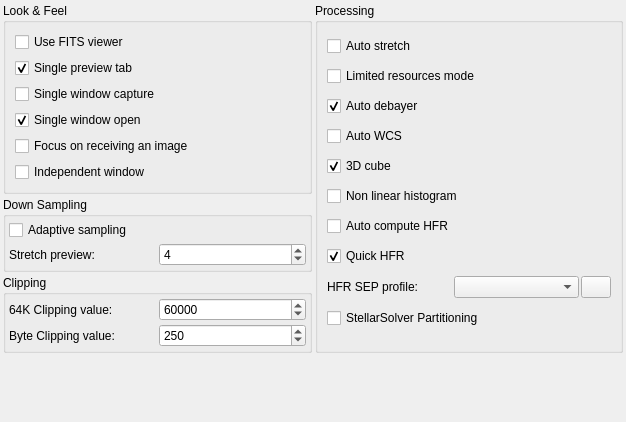
This is kstars/fitsviewer/opsfits.ui in KDE/kstars as Qt 5 draws it before an edit. The edited form follows.
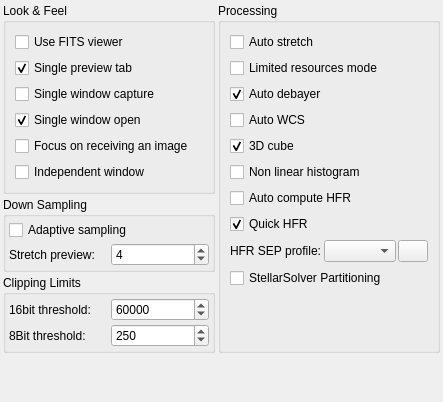
This is the edited form.

The edit to the form file:
```diff
--- a/kstars/fitsviewer/opsfits.ui
+++ b/kstars/fitsviewer/opsfits.ui
@@ -6,8 +6,8 @@
    <rect>
     <x>0</x>
     <y>0</y>
-    <width>626</width>
-    <height>422</height>
+    <width>443</width>
+    <height>402</height>
    </rect>
   </property>
   <layout class="QVBoxLayout" name="verticalLayout_4">
@@ -192,7 +192,7 @@
        <item>
         <widget class="QGroupBox" name="clippingBox">
          <property name="title">
-          <string>Clipping</string>
+          <string>Clipping Limits</string>
          </property>
          <layout class="QGridLayout" name="clippingLayout">
           <property name="leftMargin">
@@ -216,7 +216,7 @@
              <string>Clipping value for 16-bit values.</string>
             </property>
             <property name="text">
-             <string>64K Clipping value:</string>
+             <string>16bit threshold:</string>
             </property>
            </widget>
           </item>
@@ -242,7 +242,7 @@
              <string>Clipping value for 16-bit values.</string>
             </property>
             <property name="text">
-             <string>Byte Clipping value:</string>
+             <string>8Bit threshold:</string>
             </property>
            </widget>
           </item>
@@ -255,7 +255,7 @@
              <number>1</number>
             </property>
             <property name="maximum">
-             <number>256</number>
+             <number>255</number>
             </property>
             <property name="value">
              <number>250</number>
@@ -416,6 +416,12 @@
           <property name="orientation">
            <enum>Qt::Vertical</enum>
           </property>
+          <property name="sizeHint" stdset="0">
+           <size>
+            <width>0</width>
+            <height>0</height>
+           </size>
+          </property>
          </spacer>
         </item>
        </layout>
```
Left out of the diff: 4 changed lines with no effect on the pictures.
